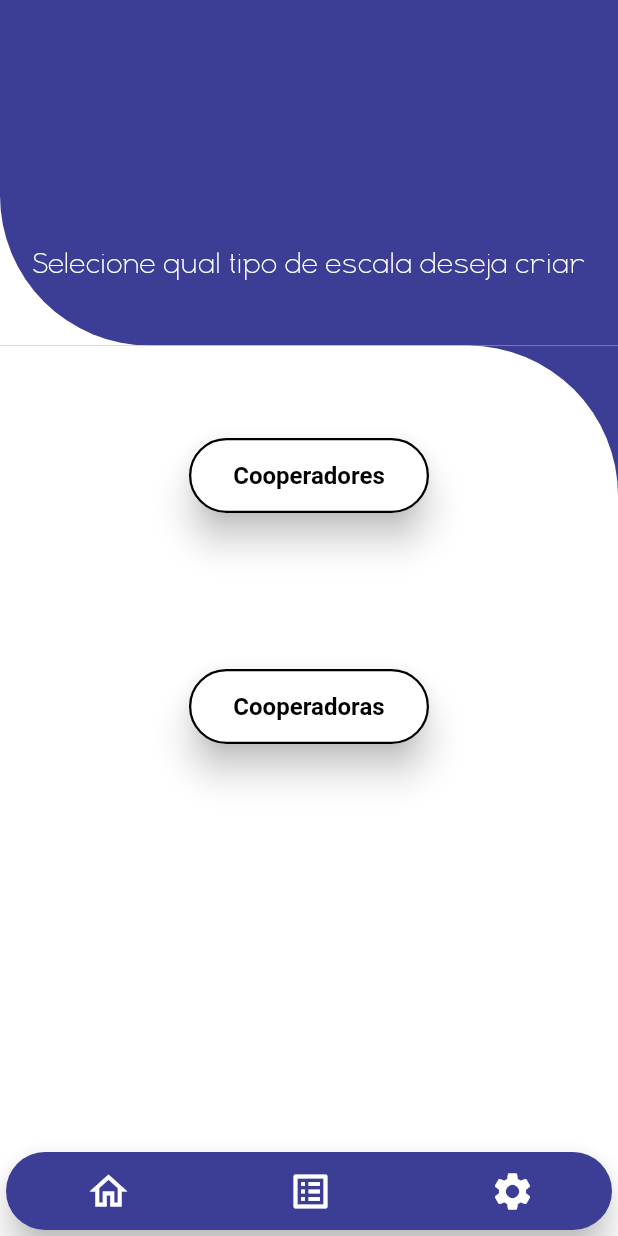
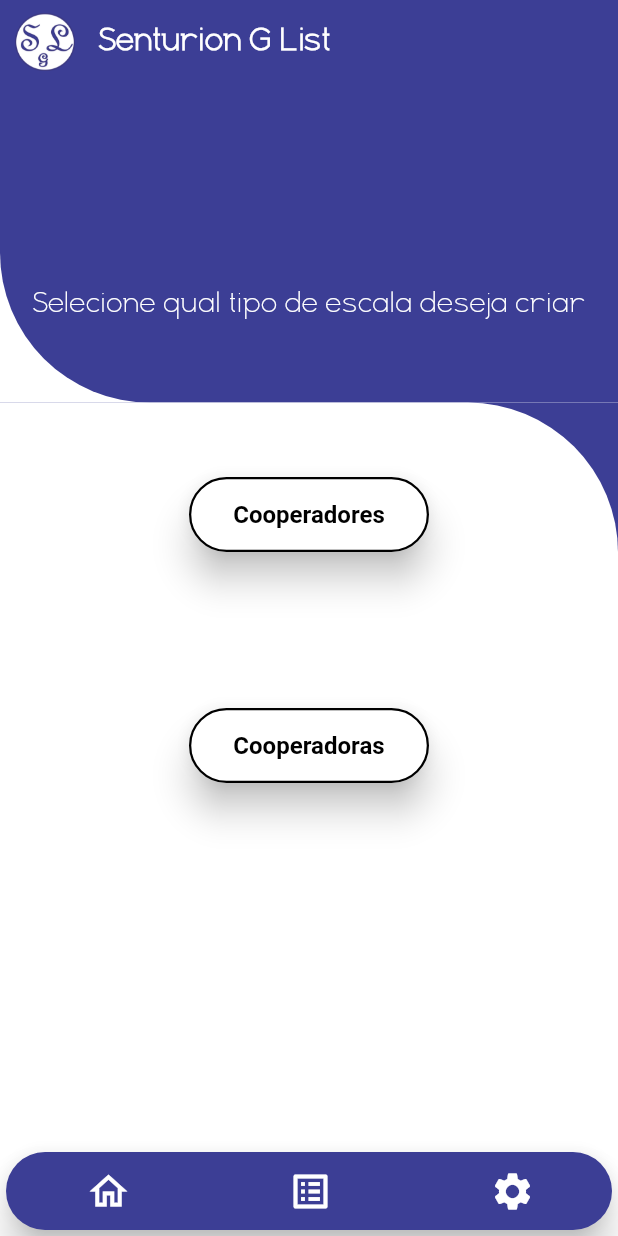
Before and after one commit to Tiodirca/SenturionGList, a Flutter app: the screen it shows after launch, on a phone screen of 412 x 824 dp. Run offline on Flutter 3.47's test engine with Material 2 defaults, Android fonts, the phone set to English and light mode, and no system bars; our stand-ins replace sqflite, sqflite_common_ffi; accounts and stored records are empty.

Commit message:
configuracao add splash screen config tela edicao

```diff
--- a/lib/Telas/tela_gerar_escala.dart
+++ b/lib/Telas/tela_gerar_escala.dart
@@ -136,8 +136,7 @@ class _TelaGerarEscalaState extends State<TelaGerarEscala> {
       // chamando metodo
       bancoDados.inserir(
           linha,
-          RemoverAcentos.removerAcentos(_controllerNomeEscala.text)
-              .replaceAll(" ", "_"));
+          RemoverAcentos.removerAcentos(pegaNomeDigitado()));
       print(linha);
     }
     Timer(const Duration(seconds: 3), () {
--- a/lib/Telas/tela_inicial.dart
+++ b/lib/Telas/tela_inicial.dart
@@ -50,6 +50,16 @@ class TelaInicial extends StatelessWidget {
       child: WillPopScope(
           onWillPop: () async => false,
           child: Scaffold(
+            appBar: AppBar(
+              title: Text(Textos.nomeApp),
+              leadingWidth: 50,
+              leading: Container(
+                margin: const EdgeInsets.only(left: 10),
+                child: Image.asset(
+                  "assets/imagens/logo_app.png",
+                ),
+              ),
+            ),
             body: Container(
                 height: alturaTela - alturaBarraStatus - alturaAppBar,
                 width: larguraTela,
@@ -58,13 +68,16 @@ class TelaInicial extends StatelessWidget {
                   child: Stack(
                     children: [
                       FundoTela(
-                          altura:
-                              alturaTela - alturaBarraStatus - alturaAppBar),
+                          altura: alturaTela -
+                              alturaBarraStatus -
+                              alturaAppBar -
+                              60),
                       Positioned(
                           child: SizedBox(
                               width: larguraTela,
-                              height:
-                                  alturaTela - alturaBarraStatus - alturaAppBar,
+                              height: alturaTela -
+                                  alturaBarraStatus -
+                                  alturaAppBar - 60,
                               child: Column(
                                 mainAxisAlignment: MainAxisAlignment.center,
                                 children: [
--- a/lib/Uteis/constantes.dart
+++ b/lib/Uteis/constantes.dart
@@ -13,6 +13,7 @@ class Constantes {
   static const rotaTelaGerarEscala = "/telaGerarEscala";
   static const rotaTelaSelecaoEscala = "/telaSelecaoEscala";
   static const rotaTelaEdicao = "/telaEdicao";
+  static const rotaTelaSplashScreen = "/telaSplashScreen";
 
   // constantes de parametros passados de uma tela para outra
   static const parametroGenero = "generoParametro";
--- a/lib/Uteis/rotas.dart
+++ b/lib/Uteis/rotas.dart
@@ -1,25 +1,25 @@
-import 'package:flutter/cupertino.dart';
 import 'package:flutter/material.dart';
+import 'package:senturionglist/Telas/tela_cadastro_pessoas.dart';
 import 'package:senturionglist/Telas/tela_edicao.dart';
 import 'package:senturionglist/Telas/tela_gerar_escala.dart';
+import 'package:senturionglist/Telas/tela_inicial.dart';
 import 'package:senturionglist/Telas/tela_listagem.dart';
 import 'package:senturionglist/Telas/tela_selecao_dias_semana.dart';
 import 'package:senturionglist/Telas/tela_cadastro_local_trabalho.dart';
 import 'package:senturionglist/Telas/tela_selecao_escala.dart';
 import 'package:senturionglist/Telas/tela_selecao_periodo.dart';
-
-import '../Telas/tela_cadastro_pessoas.dart';
-import '../Telas/tela_inicial.dart';
+import 'package:senturionglist/Telas/tela_splash_screen.dart';
 import 'constantes.dart';
 
 class Rotas {
   static GlobalKey<NavigatorState>? navigatorKey = GlobalKey<NavigatorState>();
 
   static Route<dynamic> generateRoute(RouteSettings settings) {
-    // Recebe os parâmetros na chamada do Navigator.pushNamed
+    // Recebe os parâmetros na chamada do Navigator.
     final args = settings.arguments;
-
     switch (settings.name) {
+      case Constantes.rotaTelaSplashScreen:
+        return MaterialPageRoute(builder: (_) =>  const TelaSplashScreen());
       case Constantes.rotaTelaInicial:
         return MaterialPageRoute(builder: (_) =>  TelaInicial());
       case Constantes.rotaTelaSelecaoEscala:
@@ -105,38 +105,12 @@ class Rotas {
         } else {
           return erroRota(settings);
         }
-
-      // case Constantes.telaTarefaSecretaFavorito:
-      //   if (args is String) {
-      //     return MaterialPageRoute(
-      //       builder: (_) => TelaTarefaSecretaFavorito(
-      //         tipoExibicao: args,
-      //       ),
-      //     );
-      //   }else {
-      //     return erroRota(settings);
-      //   }
-      // case Constantes.telaTarefaAdicao:
-      //  return MaterialPageRoute(builder: (_) => const TelaAdionarTarefa());
-      // case Constantes.telaTarefaDetalhada:
-      //   if (args is Map) {
-      //     return MaterialPageRoute(
-      //       builder: (_) => TarefaDetalhada(
-      //         item: args[Constantes.parametroDetalhesTarefa],
-      //         comandoTelaLixeira: args[Constantes.parametroDetalhesComando],
-      //       ),
-      //     );
-      //   } else {
-      //     return erroRota(settings);
-      //   }
-
     }
-
     // Se o argumento não é do tipo correto, retorna erro
     return erroRota(settings);
   }
 
-  //metodo para exibir mensagem de erro
+  //metodo para exibir tela de erro
   static Route<dynamic> erroRota(RouteSettings settings) {
     return MaterialPageRoute(builder: (_) {
       return Scaffold(
--- a/lib/Uteis/textos.dart
+++ b/lib/Uteis/textos.dart
@@ -6,6 +6,9 @@ class Textos {
   static String btnGerarPDF = "PDF";
   static String btnUsarEscala = "Usar";
   static String btnAtualizar = "Editar";
+
+
+  static String nomeApp = "Senturion G List";
 
   // TELA INICIAL
   static String legSelecaoTipoEscala =
--- a/lib/main.dart
+++ b/lib/main.dart
@@ -29,7 +29,7 @@ class MyApp extends StatelessWidget {
       //setando o suporte da lingua usada no data picker
       supportedLocales: const [Locale('pt', 'BR')],
       //definindo rota inicial
-      initialRoute: Constantes.rotaTelaInicial,
+      initialRoute: Constantes.rotaTelaSplashScreen,
       onGenerateRoute: Rotas.generateRoute,
     );
   }
--- a/pubspec.yaml
+++ b/pubspec.yaml
@@ -66,9 +66,8 @@ flutter:
   uses-material-design: true
 
   # To add assets to your application, add an assets section, like this:
-  # assets:
-  #   - images/a_dot_burr.jpeg
-  #   - images/a_dot_ham.jpeg
+  assets:
+    - assets/imagens/
 
   # An image asset can refer to one or more resolution-specific "variants", see
   # https://flutter.dev/assets-and-images/#resolution-aware
```
Also changed, not shown: lib/Telas/tela_edicao.dart (+63 -27 lines), lib/Telas/tela_splash_screen.dart (added, +64 -0 lines), assets/imagens/logo_app.png (added), pubspec.lock.
